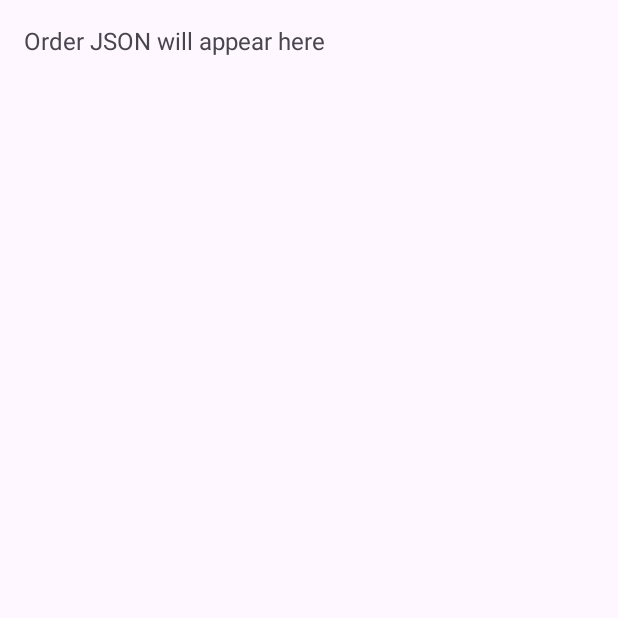
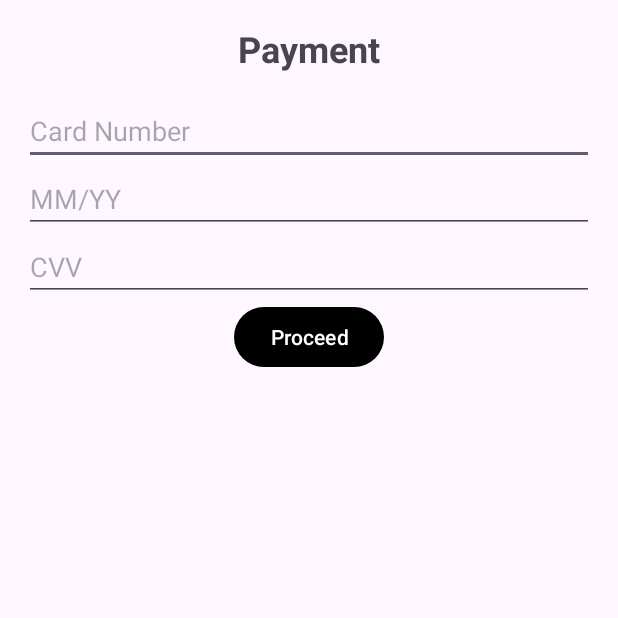
Before and after one commit to UrbanMart/UMMobile, an Android app: the PaymentActivity screen opened directly, with no data from a screen before it, on a phone screen of 412 x 824 dp, the top half of it. Run offline under Robolectric (Android 15) with nearby library versions, the phone set to English and light mode, and no system bars.

Commit message:
Apply payment gateway

```diff
--- a/app/src/main/java/com/example/urbanmart/ui/PaymentActivity.java
+++ b/app/src/main/java/com/example/urbanmart/ui/PaymentActivity.java
@@ -1,26 +1,113 @@
 package com.example.urbanmart.ui;
 
-import android.content.Intent;
+import android.content.SharedPreferences;
 import android.os.Bundle;
-import android.widget.TextView;
+import android.text.TextUtils;
+import android.widget.Button;
+import android.widget.EditText;
+import android.widget.Toast;
 import androidx.appcompat.app.AppCompatActivity;
 import com.example.urbanmart.R;
+import com.example.urbanmart.network.ApiService;
+import okhttp3.Call;
+import okhttp3.Callback;
+import okhttp3.Response;
+
+import java.io.IOException;
 
 public class PaymentActivity extends AppCompatActivity {
 
-    private TextView orderJsonTextView;
+    private EditText cardNumberEditText, expirationDateEditText, cvvEditText;
+    private Button proceedButton;
+    private ApiService apiService;
+    private String orderJson; // Hold the order JSON
 
     @Override
     protected void onCreate(Bundle savedInstanceState) {
         super.onCreate(savedInstanceState);
         setContentView(R.layout.activity_payment);
 
-        orderJsonTextView = findViewById(R.id.orderJsonTextView);
+        // Initialize views
+        cardNumberEditText = findViewById(R.id.cardNumberEditText);
+        expirationDateEditText = findViewById(R.id.expirationDateEditText);
+        cvvEditText = findViewById(R.id.cvvEditText);
+        proceedButton = findViewById(R.id.proceedButton);
 
-        // Retrieve the JSON string passed from CartActivity
-        String orderJson = getIntent().getStringExtra("orderJson");
-        if (orderJson != null) {
-            orderJsonTextView.setText(orderJson); // Display the JSON in the TextView
+        // Initialize ApiService
+        apiService = new ApiService(this);
+
+        // Retrieve the order JSON string passed from CartActivity
+        orderJson = getIntent().getStringExtra("orderJson");
+
+        // Set up click listener for Proceed button
+        proceedButton.setOnClickListener(v -> {
+            if (validateCardDetails()) {
+                // Perform the API call to post the order after successful validation
+                submitOrder();
+            }
+        });
+    }
+
+    // Method to validate card details
+    private boolean validateCardDetails() {
+        String cardNumber = cardNumberEditText.getText().toString().trim();
+        String expirationDate = expirationDateEditText.getText().toString().trim();
+        String cvv = cvvEditText.getText().toString().trim();
+
+        // Basic validation
+        if (TextUtils.isEmpty(cardNumber) || cardNumber.length() != 16) {
+            Toast.makeText(this, "Invalid card number", Toast.LENGTH_SHORT).show();
+            return false;
         }
+
+        if (TextUtils.isEmpty(expirationDate) || !expirationDate.matches("(0[1-9]|1[0-2])/[0-9]{2}")) {
+            Toast.makeText(this, "Invalid expiration date", Toast.LENGTH_SHORT).show();
+            return false;
+        }
+
+        if (TextUtils.isEmpty(cvv) || cvv.length() != 3) {
+            Toast.makeText(this, "Invalid CVV", Toast.LENGTH_SHORT).show();
+            return false;
+        }
+
+        // If all validations pass
+        return true;
+    }
+
+    // Method to submit the order to the server
+    private void submitOrder() {
+        apiService.submitOrder(orderJson, new Callback() {
+            @Override
+            public void onFailure(Call call, IOException e) {
+                // Handle failure in API call
+                runOnUiThread(() -> {
+                    Toast.makeText(PaymentActivity.this, "Failed to submit order", Toast.LENGTH_LONG).show();
+                });
+            }
+
+            @Override
+            public void onResponse(Call call, Response response) throws IOException {
+                if (response.isSuccessful()) {
+                    // On success, show toast and potentially navigate the user
+                    runOnUiThread(() -> {
+                        Toast.makeText(PaymentActivity.this, "Order submitted successfully!", Toast.LENGTH_LONG).show();
+                        clearCartCache();
+                    });
+                } else {
+                    // Handle error response
+                    runOnUiThread(() -> {
+                        Toast.makeText(PaymentActivity.this, "Error submitting order", Toast.LENGTH_LONG).show();
+                    });
+                }
+            }
+        });
+    }
+    private void clearCartCache() {
+        SharedPreferences sharedPreferences = getSharedPreferences("UrbanMartPrefs", MODE_PRIVATE);
+        SharedPreferences.Editor editor = sharedPreferences.edit();
+        editor.remove("cart"); // Remove the cart key to clear the cart data
+        editor.apply(); // Apply the changes
+
+        Toast.makeText(PaymentActivity.this, "Cart has been cleared!", Toast.LENGTH_SHORT).show();
     }
 }
--- a/app/src/main/res/layout/activity_payment.xml
+++ b/app/src/main/res/layout/activity_payment.xml
@@ -5,10 +5,47 @@
     android:orientation="vertical"
     android:padding="16dp">
 
+    <!-- Payment header -->
     <TextView
-        android:id="@+id/orderJsonTextView"
+        android:id="@+id/paymentHeaderTextView"
+        android:layout_width="wrap_content"
+        android:layout_height="wrap_content"
+        android:text="Payment"
+        android:textSize="24sp"
+        android:textStyle="bold"
+        android:layout_gravity="center_horizontal"
+        android:paddingBottom="16dp"/>
+
+    <!-- Card Number input -->
+    <EditText
+        android:id="@+id/cardNumberEditText"
         android:layout_width="match_parent"
         android:layout_height="wrap_content"
-        android:text="Order JSON will appear here"
-        android:textSize="16sp" />
+        android:hint="Card Number"
+        android:inputType="number" />
+
+    <!-- Expiration Date input -->
+    <EditText
+        android:id="@+id/expirationDateEditText"
+        android:layout_width="match_parent"
+        android:layout_height="wrap_content"
+        android:hint="MM/YY"
+        android:inputType="date" />
+
+    <!-- CVV input -->
+    <EditText
+        android:id="@+id/cvvEditText"
+        android:layout_width="match_parent"
+        android:layout_height="wrap_content"
+        android:hint="CVV"
+        android:inputType="numberPassword"
+        android:maxLength="3" />
+
+    <!-- Button to proceed with the payment -->
+    <Button
+        android:id="@+id/proceedButton"
+        android:layout_width="wrap_content"
+        android:layout_height="wrap_content"
+        android:text="Proceed"
+        android:layout_gravity="center_horizontal"/>
 </LinearLayout>
```
Also changed, not shown: app/src/main/java/com/example/urbanmart/network/ApiService.java (+12 -0 lines), app/src/main/res/layout/activity_home.xml (+34 -12 lines), app/src/main/res/layout/item_product.xml (+15 -22 lines), app/src/main/res/drawable/user.png.
